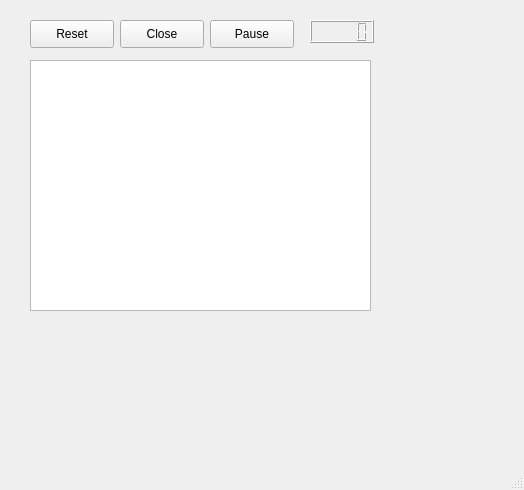
Qt form student/12/path_gui/mainwindow.ui (ikarrila/COMP.CS.110_2023) before a commit.
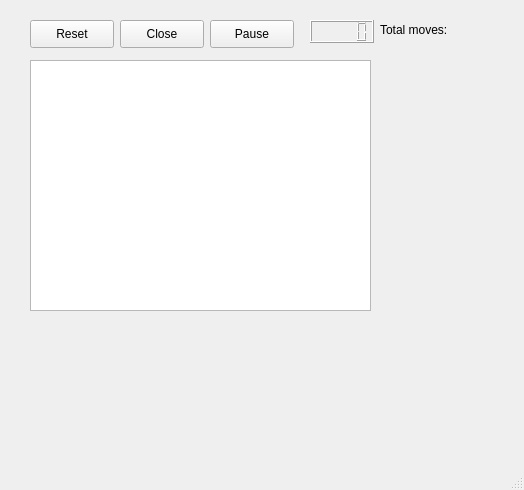
The same form after that commit.

Commit message: Win condition and victory screen added

```diff
--- a/student/12/path_gui/mainwindow.ui
+++ b/student/12/path_gui/mainwindow.ui
@@ -53,8 +53,8 @@
    <widget class="QLabel" name="clickCountLabel">
     <property name="geometry">
      <rect>
-      <x>30</x>
-      <y>330</y>
+      <x>470</x>
+      <y>20</y>
       <width>63</width>
       <height>20</height>
      </rect>
@@ -86,6 +86,19 @@
      <string>Pause</string>
     </property>
    </widget>
+   <widget class="QLabel" name="label">
+    <property name="geometry">
+     <rect>
+      <x>380</x>
+      <y>20</y>
+      <width>91</width>
+      <height>20</height>
+     </rect>
+    </property>
+    <property name="text">
+     <string>Total moves:</string>
+    </property>
+   </widget>
   </widget>
   <widget class="QMenuBar" name="menubar">
    <property name="geometry">
```
The commit also changes 2 other files.
